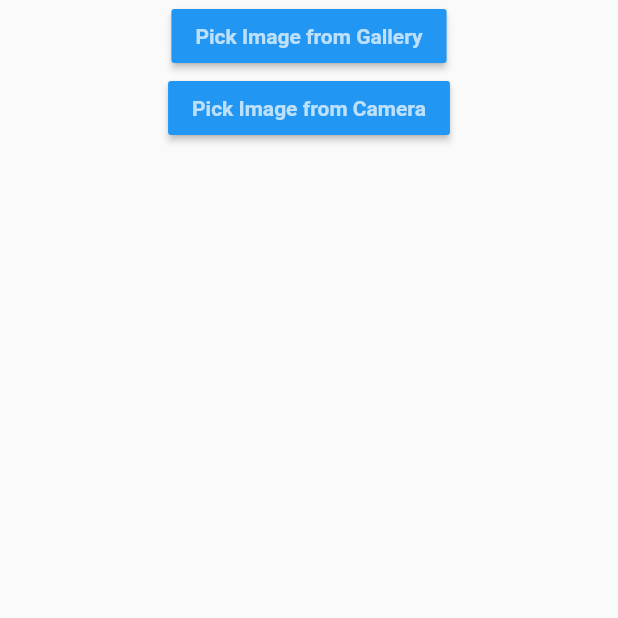
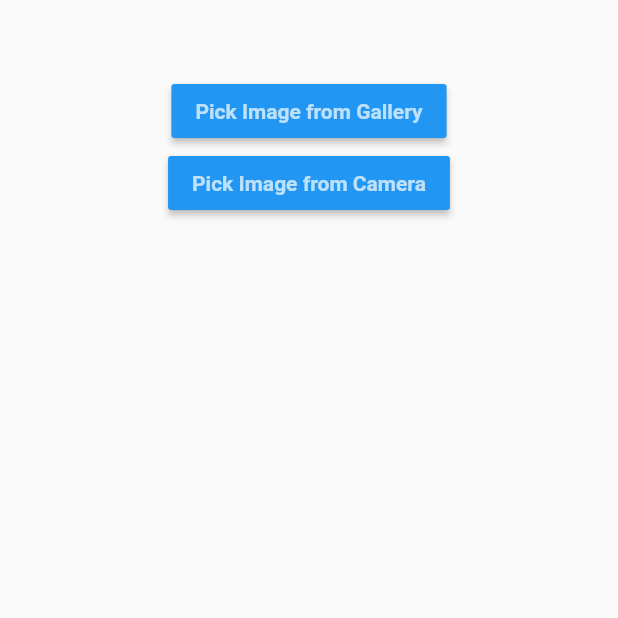
Before and after one commit to sushmabillakanti/Agro-Setu-Shop, a Flutter app: the Productdetails screen opened directly, after a tap on "next", on a phone screen of 412 x 824 dp, the top half of it. Run offline on Flutter 3.47's test engine with Material 2 defaults, Android fonts, the phone set to English and light mode, and no system bars; our stand-ins replace carousel_slider, cloud_firestore, firebase_auth, firebase_core, image_picker; missing offline and left inert: mongo_dart; accounts and stored records are empty; network calls fail.

Commit message:
Backend Products

```diff
--- a/agro_setu_shop/lib/Farmer/Productdetails.dart
+++ b/agro_setu_shop/lib/Farmer/Productdetails.dart
@@ -1,5 +1,10 @@
+// import 'dart:html';
+
 import 'package:agro_setu_shop/Farmer/productdesc.dart';
+import 'package:cloud_firestore/cloud_firestore.dart';
+import 'package:firebase_auth/firebase_auth.dart';
 import 'package:flutter/material.dart';
+import 'package:flutter/services.dart';
 
 class Productdetails extends StatelessWidget {
   String dropdownvalue = 'Item 1';
@@ -12,12 +17,35 @@ class Productdetails extends StatelessWidget {
     'Item 4',
     'Item 5',
   ];
+
+  final TextEditingController product_name = TextEditingController();
+  final TextEditingController stock = TextEditingController();
+  final TextEditingController price = TextEditingController();
+  final TextEditingController weight = TextEditingController();
+
+  // final List<TextEditingController> _controller = List.generate(4, (index) => TextEditingController());
+
+  void addProduct() async {
+    User? farmer;
+    try {
+      farmer = FirebaseAuth.instance.currentUser;
+    } on PlatformException catch (e) {
+      print(e);
+    }
+
+    FirebaseFirestore.instance.collection('Products').add({
+      'seller_id': farmer?.uid,
+      'product_name': product_name.text,
+      'stock': int.parse(stock.text),
+      'weight': weight.text,
+    });
+  }
+
   @override
   Widget build(BuildContext context) {
     return Scaffold(
       resizeToAvoidBottomInset: true,
       backgroundColor: Colors.white,
-
       body: SingleChildScrollView(
         child: Container(
           padding: EdgeInsets.symmetric(horizontal: 40),
@@ -28,7 +56,8 @@ class Productdetails extends StatelessWidget {
             children: <Widget>[
               Column(
                 children: <Widget>[
-                  Text("Add Product",
+                  Text(
+                    "Add Product",
                     style: TextStyle(
                       fontSize: 30,
                       fontWeight: FontWeight.bold,
@@ -38,17 +67,22 @@ class Productdetails extends StatelessWidget {
               ),
               Column(
                 children: <Widget>[
-                  inputFile(label: "Product Nme"),
-                  inputFile(label: "Stock Quanity"),
-                  inputFile(label: "Price"),
-                  inputFile(label: "weight"),
+                  InputFile(
+                    label: "Product Name",
+                    controller: product_name,
+                  ),
+                  InputFile(label: "Stock Quanity", controller: stock),
+                  InputFile(
+                    label: "Price",
+                    controller: price,
+                  ),
+                  InputFile(label: "weight", controller: weight),
                 ],
               ),
               Column(
                 mainAxisAlignment: MainAxisAlignment.center,
                 children: [
                   DropdownButton(
-
                     // Initial Value
                     value: dropdownvalue,
 
@@ -65,48 +99,44 @@ class Productdetails extends StatelessWidget {
                     // After selecting the desired option,it will
                     // change button value to selected value
                     onChanged: (String? newValue) {
-                setState()=> {
-                  dropdownvalue = newValue!
-                };
+                      setState() => {dropdownvalue = newValue!};
                     },
                   ),
                 ],
               ),
               Container(
                 padding: EdgeInsets.only(top: 3, left: 3),
-                decoration:
-                BoxDecoration(
+                decoration: BoxDecoration(
                     borderRadius: BorderRadius.circular(50),
                     border: Border(
                       bottom: BorderSide(color: Colors.black),
                       top: BorderSide(color: Colors.black),
                       left: BorderSide(color: Colors.black),
                       right: BorderSide(color: Colors.black),
-                    )
-
-                ),
+                    )),
                 child: MaterialButton(
                   minWidth: double.infinity,
                   height: 60,
-                  onPressed: () => {Navigator.push(context, MaterialPageRoute(builder: (context)=>Productdesc()))},
+                  onPressed: () => {
+                    addProduct(),
+                    Navigator.push(context,
+                        MaterialPageRoute(builder: (context) => Productdesc()))
+                  },
                   color: Color(0xff0095FF),
                   elevation: 0,
                   shape: RoundedRectangleBorder(
                     borderRadius: BorderRadius.circular(50),
-
                   ),
                   child: Text(
-                    "next", style: TextStyle(
+                    "next",
+                    style: TextStyle(
                       fontWeight: FontWeight.w600,
                       fontSize: 18,
                       color: Colors.white,
-
                     ),
                   ),
-
                 ),
               ),
-
             ],
           ),
         ),
@@ -114,41 +144,87 @@ class Productdetails extends StatelessWidget {
     );
   }
 }
-// we will be creating a widget for text field
-Widget inputFile({label, obscureText = false})
-{
+
+class InputFile extends StatelessWidget {
+  const InputFile({
+    Key? key,
+    required String this.label,
+    required TextEditingController this.controller,
+  }) : super(key: key);
+  final String label;
+  final TextEditingController controller;
+
+  @override
+  Widget build(BuildContext context) {
     return Column(
       crossAxisAlignment: CrossAxisAlignment.start,
       children: <Widget>[
         Text(
           label,
           style: TextStyle(
-            fontSize: 15,
-            fontWeight: FontWeight.w400,
-            color:Colors.black87
-        ),
-
+              fontSize: 15, fontWeight: FontWeight.w400, color: Colors.black87),
         ),
         SizedBox(
           height: 5,
         ),
         TextField(
-        obscureText: obscureText,
+          obscureText: false,
+          controller: controller,
           decoration: InputDecoration(
-            contentPadding: EdgeInsets.symmetric(vertical: 0,
-                horizontal: 10),
+              contentPadding: EdgeInsets.symmetric(vertical: 0, horizontal: 10),
               enabledBorder: OutlineInputBorder(
                 borderSide: BorderSide(
                     //color: Colors.grey[400]
                     ),
-
               ),
               border: OutlineInputBorder(
                   //borderSide: BorderSide(color: Colors.grey[400])
+                  )),
+        ),
+        SizedBox(
+          height: 10,
         )
-        ),
-      ),
-      SizedBox(height: 10,)
       ],
     );
   }
+}
+
+// we will be creating a widget for text field
+// Widget inputFile({label, obscureText = false} controller)
+// {
+// return Column(
+//   crossAxisAlignment: CrossAxisAlignment.start,
+//   children: <Widget>[
+//     Text(
+//       label,
+//       style: TextStyle(
+//           fontSize: 15,
+//           fontWeight: FontWeight.w400,
+//           color:Colors.black87
+//       ),
+//
+//     ),
+//     SizedBox(
+//       height: 5,
+//     ),
+//     TextField(
+//       obscureText: obscureText,
+//       // controller: _controller[i],
+//       decoration: InputDecoration(
+//           contentPadding: EdgeInsets.symmetric(vertical: 0,
+//               horizontal: 10),
+//           enabledBorder: OutlineInputBorder(
+//             borderSide: BorderSide(
+//                 //color: Colors.grey[400]
+//             ),
+//
+//           ),
+//           border: OutlineInputBorder(
+//               //borderSide: BorderSide(color: Colors.grey[400])
+//           )
+//       ),
+//     ),
+//     SizedBox(height: 10,)
+//   ],
+// );
+// }
--- a/agro_setu_shop/lib/Farmer/productdesc.dart
+++ b/agro_setu_shop/lib/Farmer/productdesc.dart
@@ -3,8 +3,10 @@ import 'package:flutter/material.dart';
 import 'package:image_picker/image_picker.dart';
 
 enum ImageSourceType { gallery, camera }
-class  Productdesc extends StatelessWidget {
+
+class Productdesc extends StatelessWidget {
   const Productdesc({Key? key}) : super(key: key);
+
   void _handleURLButtonPress(BuildContext context, var type) {
     Navigator.push(context,
         MaterialPageRoute(builder: (context) => ImageFromGalleryEx(type)));
@@ -13,8 +15,9 @@ class  Productdesc extends StatelessWidget {
   @override
   Widget build(BuildContext context) {
     return Scaffold(
-
-        body: Center(
+        body: Padding(
+      padding: EdgeInsets.only(top: 50),
+      child: Center(
         child: Column(
           children: [
             MaterialButton(
@@ -41,11 +44,14 @@ class  Productdesc extends StatelessWidget {
             ),
           ],
         ),
+      ),
     ));
   }
 }
+
 class ImageFromGalleryEx extends StatefulWidget {
   final type;
+
   ImageFromGalleryEx(this.type);
 
   @override
@@ -71,11 +77,13 @@ class ImageFromGalleryExState extends State<ImageFromGalleryEx> {
   Widget build(BuildContext context) {
     return Scaffold(
       appBar: AppBar(
-          title: Text(type == ImageSourceType.camera
-              ? "Image from Camera"
-              : "Image from Gallery")),
+        title: Text('Agro Setu Shop'),
+      ),
       body: Column(
         children: <Widget>[
+          Text(type == ImageSourceType.camera
+              ? "Image from Camera"
+              : "Image from Gallery"),
           SizedBox(
             height: 52,
           ),
@@ -86,7 +94,9 @@ class ImageFromGalleryExState extends State<ImageFromGalleryEx> {
                     ? ImageSource.camera
                     : ImageSource.gallery;
                 XFile image = await imagePicker.pickImage(
-                    source: source, imageQuality: 50, preferredCameraDevice: CameraDevice.front);
+                    source: source,
+                    imageQuality: 50,
+                    preferredCameraDevice: CameraDevice.front);
                 setState(() {
                   _image = File(image.path);
                 });
@@ -94,8 +104,7 @@ class ImageFromGalleryExState extends State<ImageFromGalleryEx> {
               child: Container(
                 width: 200,
                 height: 200,
-                decoration: BoxDecoration(
-                    color: Colors.red[200]),
+                decoration: BoxDecoration(color: Colors.grey.shade400),
                 child: _image != null
                     ? Image.file(
                         _image,
@@ -104,8 +113,7 @@ class ImageFromGalleryExState extends State<ImageFromGalleryEx> {
                         fit: BoxFit.fitHeight,
                       )
                     : Container(
-                        decoration: BoxDecoration(
-                            color: Colors.red[200]),
+                        decoration: BoxDecoration(color: Colors.grey.shade400),
                         width: 200,
                         height: 200,
                         child: Icon(
--- a/agro_setu_shop/pubspec.yaml
+++ b/agro_setu_shop/pubspec.yaml
@@ -36,6 +36,9 @@ dependencies:
   # The following adds the Cupertino Icons font to your application.
   # Use with the CupertinoIcons class for iOS style icons.
   cupertino_icons: ^1.0.2
+  cloud_firestore: ^4.3.1
+  firebase_auth: ^4.2.5
+  firebase_core: ^2.4.1
 
 dev_dependencies:
   flutter_test:
```
Also changed, not shown: agro_setu_shop/lib/Homepage.dart (+5 -2 lines), agro_setu_shop/lib/login.dart (+36 -5 lines), agro_setu_shop/lib/main.dart (+14 -14 lines), agro_setu_shop/pubspec.lock, 1 other file. Lines whose indentation alone changed are shown as unchanged.
